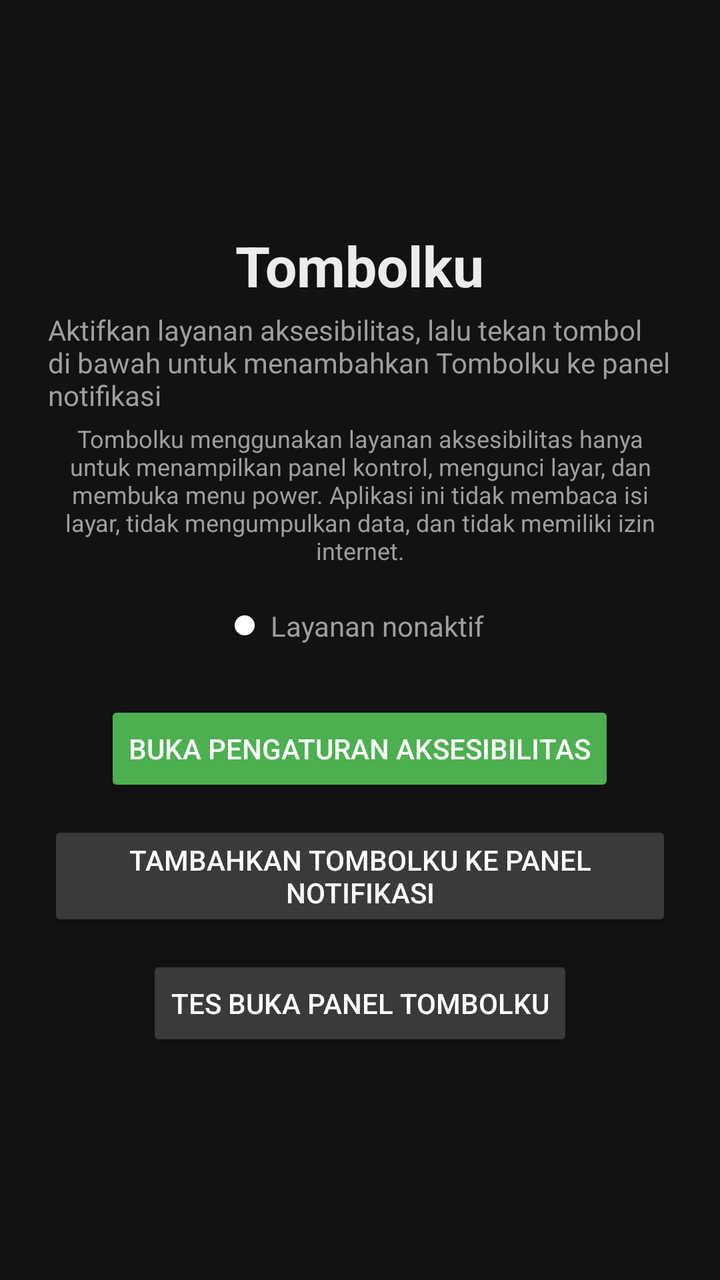
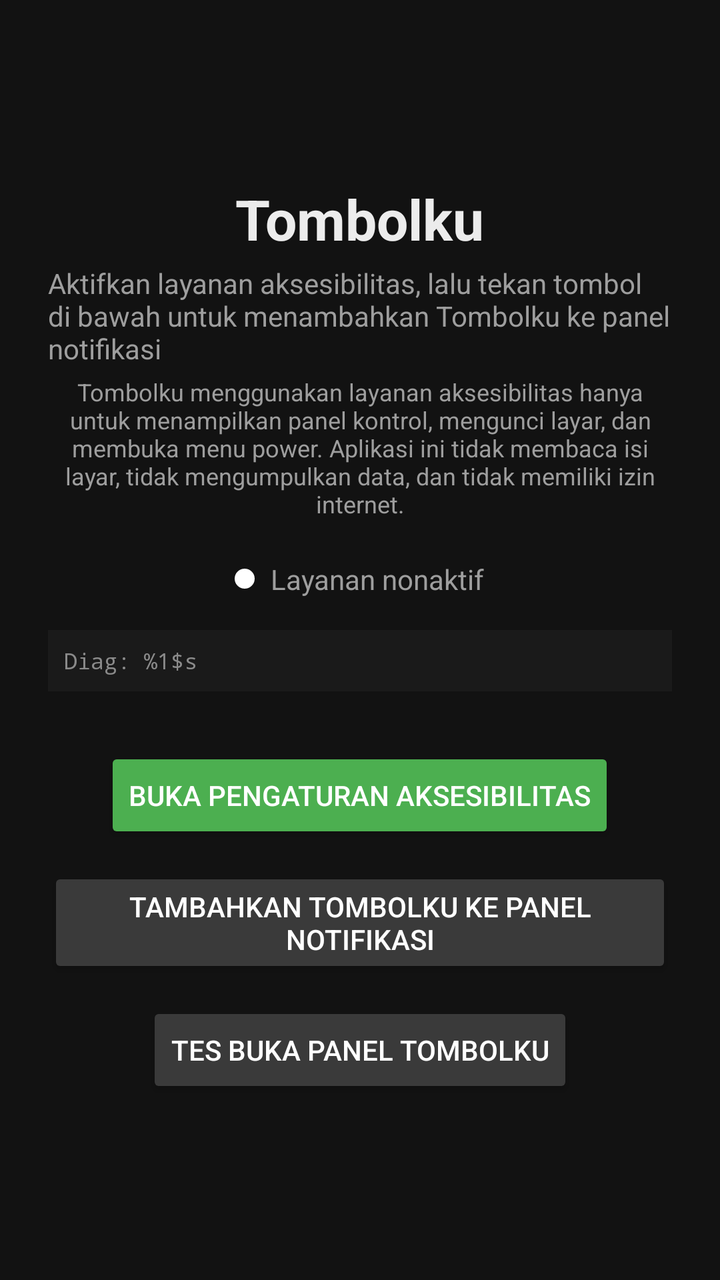

Before-and-after screenshots of an Android layout around one commit, followed by the original layout XML and the change that was made.
<!-- AndroidManifest.xml: application theme Theme.Tombolku -->
<!-- res/layout/activity_main.xml -->
<?xml version="1.0" encoding="utf-8"?>
<LinearLayout xmlns:android="http://schemas.android.com/apk/res/android"
    android:layout_width="match_parent"
    android:layout_height="match_parent"
    android:gravity="center"
    android:orientation="vertical"
    android:padding="24dp">

    <TextView
        android:layout_width="wrap_content"
        android:layout_height="wrap_content"
        android:text="@string/title"
        android:textColor="@color/text_primary"
        android:textSize="28sp"
        android:textStyle="bold" />

    <TextView
        android:layout_width="wrap_content"
        android:layout_height="wrap_content"
        android:layout_marginTop="4dp"
        android:text="@string/subtitle"
        android:textColor="@color/text_secondary"
        android:textSize="14sp" />

    <TextView
        android:layout_width="wrap_content"
        android:layout_height="wrap_content"
        android:layout_marginTop="4dp"
        android:gravity="center"
        android:text="@string/disclosure"
        android:textColor="@color/text_secondary"
        android:textSize="12sp" />

    <LinearLayout
        android:layout_width="wrap_content"
        android:layout_height="wrap_content"
        android:layout_marginTop="20dp"
        android:gravity="center_vertical"
        android:orientation="horizontal">

        <View
            android:id="@+id/statusDot"
            android:layout_width="10dp"
            android:layout_height="10dp"
            android:background="@drawable/bg_dot" />

        <TextView
            android:id="@+id/statusText"
            android:layout_width="wrap_content"
            android:layout_height="wrap_content"
            android:layout_marginStart="8dp"
            android:text="@string/status_off"
            android:textColor="@color/text_secondary"
            android:textSize="14sp" />
    </LinearLayout>

    <Button
        android:id="@+id/btnSettings"
        android:layout_width="wrap_content"
        android:layout_height="wrap_content"
        android:layout_marginTop="28dp"
        android:backgroundTint="@color/accent"
        android:text="@string/open_settings"
        android:textColor="#FFFFFF" />

    <Button
        android:id="@+id/btnAddTile"
        android:layout_width="wrap_content"
        android:layout_height="wrap_content"
        android:layout_marginTop="12dp"
        android:backgroundTint="#3A3A3A"
        android:text="@string/add_tile"
        android:textColor="#FFFFFF" />

    <Button
        android:id="@+id/btnTestPanel"
        android:layout_width="wrap_content"
        android:layout_height="wrap_content"
        android:layout_marginTop="12dp"
        android:backgroundTint="#3A3A3A"
        android:text="@string/btn_test_panel"
        android:textColor="#FFFFFF" />
</LinearLayout>
<!-- resources referenced by this layout -->
<resources>
  <color name="accent">#4CAF50</color>
  <color name="text_primary">#ECECEC</color>
  <color name="text_secondary">#9E9E9E</color>
  <!-- drawable bg_dot (drawable) -->
  <?xml version="1.0" encoding="utf-8"?>
  <shape xmlns:android="http://schemas.android.com/apk/res/android"
      android:shape="oval">
      <solid android:color="#FFFFFF" />
  </shape>
  <string name="add_tile">Tambahkan Tombolku ke panel notifikasi</string>
  <string name="btn_test_panel">Tes buka panel Tombolku</string>
  <string name="disclosure">Tombolku menggunakan layanan aksesibilitas hanya untuk menampilkan panel kontrol, mengunci layar, dan membuka menu power. Aplikasi ini tidak membaca isi layar, tidak mengumpulkan data, dan tidak memiliki izin internet.</string>
  <string name="open_settings">Buka Pengaturan Aksesibilitas</string>
  <string name="status_off">Layanan nonaktif</string>
  <string name="subtitle">Aktifkan layanan aksesibilitas, lalu tekan tombol di bawah untuk menambahkan Tombolku ke panel notifikasi</string>
  <string name="title">Tombolku</string>
  <style name="Theme.Tombolku" parent="Theme.AppCompat.NoActionBar">
          <item name="android:windowBackground">@color/bg</item>
          <item name="android:statusBarColor">@color/bg</item>
          <item name="android:navigationBarColor">@color/bg</item>
          <item name="colorAccent">@color/accent</item>
      </style>
  <color name="bg">#121212</color>
</resources>

<!-- the commit's change to res/layout/activity_main.xml (unified diff, before → after) -->
@@ -54,6 +54,19 @@
             android:textSize="14sp" />
     </LinearLayout>
 
+    <TextView
+        android:id="@+id/diagText"
+        android:layout_width="match_parent"
+        android:layout_height="wrap_content"
+        android:layout_marginTop="16dp"
+        android:background="#1A1A1A"
+        android:fontFamily="monospace"
+        android:padding="8dp"
+        android:text="@string/diag_line"
+        android:textColor="#8A8A8A"
+        android:textIsSelectable="true"
+        android:textSize="11sp" />
+
     <Button
         android:id="@+id/btnSettings"
         android:layout_width="wrap_content"
<!-- resource entries referenced after the edit -->
@@ -11,6 +11,7 @@
   </shape>
   <string name="add_tile">Tambahkan Tombolku ke panel notifikasi</string>
   <string name="btn_test_panel">Tes buka panel Tombolku</string>
+  <string name="diag_line">Diag: %1$s</string>
   <string name="disclosure">Tombolku menggunakan layanan aksesibilitas hanya untuk menampilkan panel kontrol, mengunci layar, dan membuka menu power. Aplikasi ini tidak membaca isi layar, tidak mengumpulkan data, dan tidak memiliki izin internet.</string>
   <string name="open_settings">Buka Pengaturan Aksesibilitas</string>
   <string name="status_off">Layanan nonaktif</string>
